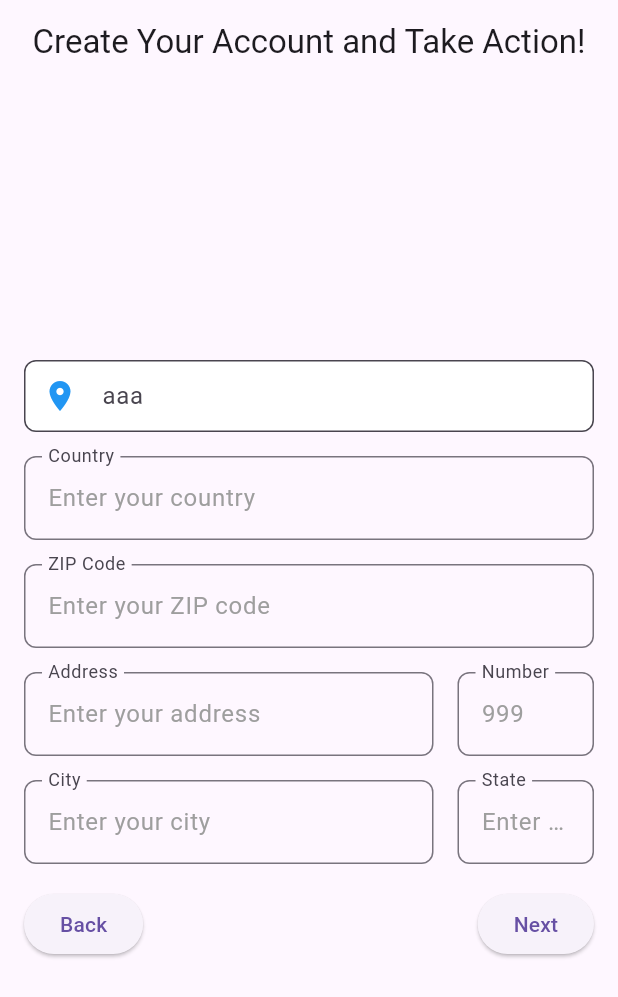
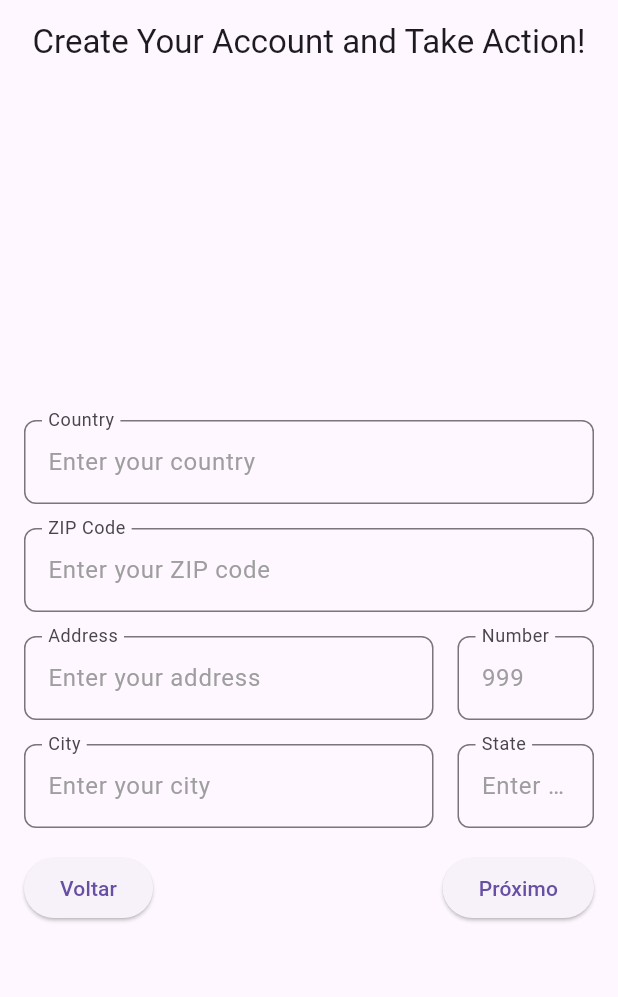
Before and after one commit to joaoconstancio1/genie_luck, a Flutter app: the screen it shows after launch, swiped to page 2, on a phone screen of 412 x 824 dp. Shown: the top 997 px of the screen. Run offline on Flutter 3.47's test engine with Material 3 defaults, Android fonts, the phone set to English and light mode, and no system bars; our stand-ins replace dio, equatable, flutter_bloc, get_it, go_router, result_dart; missing offline and left inert: flutter_google_maps_webservices.

```diff
--- a/lib/modules/register/presenter/cubit/register_states.dart
+++ b/lib/modules/register/presenter/cubit/register_states.dart
@@ -1,84 +1,31 @@
 import 'package:equatable/equatable.dart';
-import 'package:flutter_google_maps_webservices/places.dart';
 import 'package:genie_luck/core/models/user_model.dart';
 
-abstract class RegisterState extends Equatable {
+sealed class RegisterState extends Equatable {
   const RegisterState();
-
   @override
   List<Object?> get props => [];
 }
 
-class RegisterInitialState extends RegisterState {
+final class RegisterInitialState extends RegisterState {
   const RegisterInitialState();
 }
 
-class RegisterLoadingState extends RegisterState {
+final class RegisterLoadingState extends RegisterState {
   const RegisterLoadingState();
 }
 
-class RegisterSuccessState extends RegisterState {
+final class RegisterErrorState extends RegisterState {
+  final Exception exception;
+
+  const RegisterErrorState(this.exception);
+}
+
+final class RegisterSuccessState extends RegisterState {
+  const RegisterSuccessState({required this.data});
+
   final UserModel data;
-
-  const RegisterSuccessState({required this.data});
 
   @override
   List<Object?> get props => [data];
 }
-
-class RegisterErrorState extends RegisterState {
-  final Exception exception;
-
-  const RegisterErrorState(this.exception);
-
-  @override
-  List<Object?> get props => [exception];
-}
-
-class SearchPlacesLoadingState extends RegisterState {
-  const SearchPlacesLoadingState();
-}
-
-class SearchPlacesSuccessState extends RegisterState {
-  final List<Prediction> predictions;
-
-  const SearchPlacesSuccessState(this.predictions);
-
-  @override
-  List<Object?> get props => [predictions];
-}
-
-class SearchPlacesErrorState extends RegisterState {
-  final String error;
-
-  const SearchPlacesErrorState(this.error);
-
-  @override
-  List<Object?> get props => [error];
-}
-
-class PlaceDetailsLoadingState extends RegisterState {
-  const PlaceDetailsLoadingState();
-}
-
-class PlaceDetailsSuccessState extends RegisterState {
-  final Map<String, String> addressData;
-  final String formattedAddress;
-
-  const PlaceDetailsSuccessState({
-    required this.addressData,
-    required this.formattedAddress,
-  });
-
-  @override
-  List<Object?> get props => [addressData, formattedAddress];
-}
-
-class PlaceDetailsErrorState extends RegisterState {
-  final String error;
-
-  const PlaceDetailsErrorState(this.error);
-
-  @override
-  List<Object?> get props => [error];
-}
--- a/lib/modules/register/presenter/pages/register_page.dart
+++ b/lib/modules/register/presenter/pages/register_page.dart
@@ -1,16 +1,12 @@
-import 'dart:async';
 import 'package:flutter/material.dart';
 import 'package:flutter_bloc/flutter_bloc.dart';
-import 'package:flutter_google_maps_webservices/places.dart';
 import 'package:genie_luck/core/design/gl_text_form_field.dart';
 import 'package:genie_luck/core/utils/data_picker.dart';
 import 'package:genie_luck/core/utils/validators.dart';
 import 'package:genie_luck/l10n/generated/app_localizations.dart';
 import 'package:genie_luck/core/models/user_model.dart';
 import 'package:genie_luck/modules/register/presenter/cubit/register_cubit.dart';
-import 'package:genie_luck/modules/register/presenter/cubit/register_states.dart';
 import 'package:get_it/get_it.dart';
-import 'package:uuid/uuid.dart';
 
 class RegisterPage extends StatelessWidget {
   const RegisterPage({super.key});
@@ -70,8 +66,6 @@ class _RegisterPageViewState extends State<RegisterPageView> {
   bool _acceptTerms = false;
   bool? _receivePromotions = false;
   DateTime? selectedDate;
-  String _sessionToken = const Uuid().v4();
-  Timer? _debounceTimer;
 
   @override
   void initState() {
@@ -79,39 +73,12 @@ class _RegisterPageViewState extends State<RegisterPageView> {
     _dataPicker = DataPicker(dateController: _dateController);
   }
 
-  // Debounced search function
-  void _onSearchChanged(String value) {
-    _debounceTimer?.cancel();
-    _debounceTimer = Timer(const Duration(milliseconds: 300), () {
-      context.read<RegisterCubit>().searchPlaces(value, _sessionToken);
-    });
-  }
-
   @override
   Widget build(BuildContext context) {
     final AppLocalizations locale = AppLocalizations.of(context)!;
 
-    return BlocListener<RegisterCubit, RegisterState>(
-      listener: (context, state) {
-        if (state is PlaceDetailsSuccessState) {
-          setState(() {
-            _googlePlacesSearchController.text = state.formattedAddress;
-            _countryController.text = state.addressData['country'] ?? '';
-            _zipCodeController.text = state.addressData['postalCode'] ?? '';
-            _addressController.text = state.addressData['street'] ?? '';
-            _cityController.text = state.addressData['city'] ?? '';
-            _stateController.text = state.addressData['state'] ?? '';
-            _sessionToken = const Uuid().v4();
-          });
-        }
-      },
-      child: BlocBuilder<RegisterCubit, RegisterState>(
-        builder: (context, state) {
     return Scaffold(
-            appBar: AppBar(
-              centerTitle: true,
-              title: Text(locale.registerTitle),
-            ),
+      appBar: AppBar(centerTitle: true, title: Text(locale.registerTitle)),
       body: SafeArea(
         child: Form(
           key: _formKey,
@@ -120,14 +87,11 @@ class _RegisterPageViewState extends State<RegisterPageView> {
             physics: const NeverScrollableScrollPhysics(),
             children: [
               _buildPersonalInfoPage(context, locale),
-                    _buildContactAddressPage(context, locale, state),
-                    _buildTermsConfirmationPage(context, locale, state),
+              _buildContactAddressPage(context, locale),
+              _buildTermsConfirmationPage(context, locale),
             ],
           ),
         ),
-            ),
-          );
-        },
       ),
     );
   }
@@ -215,7 +179,7 @@ class _RegisterPageViewState extends State<RegisterPageView> {
                     );
                   }
                 },
-                child: Text(locale.next),
+                child: const Text('Próximo'),
               ),
             ],
           ),
@@ -228,13 +192,7 @@ class _RegisterPageViewState extends State<RegisterPageView> {
   Widget _buildContactAddressPage(
     BuildContext context,
     AppLocalizations locale,
-    RegisterState state,
   ) {
-    List<Prediction> predictions = [];
-    if (state is SearchPlacesSuccessState) {
-      predictions = state.predictions;
-    }
-
     return Padding(
       padding: const EdgeInsets.all(16.0),
       child: Center(
@@ -243,61 +201,6 @@ class _RegisterPageViewState extends State<RegisterPageView> {
           child: ListView(
             shrinkWrap: true,
             children: [
-              TextField(
-                controller: _googlePlacesSearchController,
-                decoration: InputDecoration(
-                  hintText: 'aaa',
-                  prefixIcon: const Icon(Icons.location_on, color: Colors.blue),
-                  border: OutlineInputBorder(
-                    borderRadius: BorderRadius.circular(8),
-                  ),
-                  filled: true,
-                  fillColor: Colors.white,
-                  contentPadding: const EdgeInsets.symmetric(vertical: 0),
-                ),
-                onChanged: _onSearchChanged,
-              ),
-              if (state is SearchPlacesErrorState)
-                Padding(
-                  padding: const EdgeInsets.all(8.0),
-                  child: Text(
-                    state.error,
-                    style: const TextStyle(color: Colors.red),
-                  ),
-                ),
-              if (predictions.isNotEmpty)
-                Container(
-                  constraints: const BoxConstraints(maxHeight: 200),
-                  margin: const EdgeInsets.only(top: 8),
-                  decoration: BoxDecoration(
-                    color: Colors.white,
-                    borderRadius: BorderRadius.circular(8),
-                    boxShadow: [
-                      BoxShadow(
-                        color: Colors.grey.withOpacity(0.2),
-                        spreadRadius: 1,
-                        blurRadius: 5,
-                      ),
-                    ],
-                  ),
-                  child: ListView.builder(
-                    shrinkWrap: true,
-                    itemCount: predictions.length,
-                    itemBuilder: (context, index) {
-                      final prediction = predictions[index];
-                      return ListTile(
-                        title: Text(
-                          prediction.description ?? 'Descrição indisponível',
-                        ),
-                        onTap:
-                            () => context.read<RegisterCubit>().getPlaceDetails(
-                              prediction.placeId ?? '',
-                              _sessionToken,
-                            ),
-                      );
-                    },
-                  ),
-                ),
               const SizedBox(height: 16),
               GlTextFormField(
                 controller: _countryController,
@@ -360,27 +263,6 @@ class _RegisterPageViewState extends State<RegisterPageView> {
                   ),
                 ],
               ),
-              if (state is PlaceDetailsLoadingState)
-                const Padding(
-                  padding: EdgeInsets.all(8.0),
-                  child: Center(child: CircularProgressIndicator()),
-                )
-              else if (state is PlaceDetailsErrorState)
-                Padding(
-                  padding: const EdgeInsets.all(8.0),
-                  child: Text(
-                    state.error,
-                    style: const TextStyle(color: Colors.red),
-                  ),
-                )
-              else if (state is PlaceDetailsSuccessState)
-                Padding(
-                  padding: const EdgeInsets.all(8.0),
-                  child: Text(
-                    'addreselected',
-                    style: const TextStyle(color: Colors.green),
-                  ),
-                ),
               const SizedBox(height: 16),
               Row(
                 mainAxisAlignment: MainAxisAlignment.spaceBetween,
@@ -392,7 +274,7 @@ class _RegisterPageViewState extends State<RegisterPageView> {
                         curve: Curves.easeIn,
                       );
                     },
-                    child: Text(locale.back),
+                    child: const Text('Voltar'),
                   ),
                   ElevatedButton(
                     onPressed: () {
@@ -401,7 +283,7 @@ class _RegisterPageViewState extends State<RegisterPageView> {
                         curve: Curves.easeIn,
                       );
                     },
-                    child: Text(locale.next),
+                    child: const Text('Próximo'),
                   ),
                 ],
               ),
@@ -416,7 +298,6 @@ class _RegisterPageViewState extends State<RegisterPageView> {
   Widget _buildTermsConfirmationPage(
     BuildContext context,
     AppLocalizations locale,
-    RegisterState state,
   ) {
     return Padding(
       padding: const EdgeInsets.all(16.0),
@@ -426,18 +307,6 @@ class _RegisterPageViewState extends State<RegisterPageView> {
           child: ListView(
             shrinkWrap: true,
             children: [
-              if (state is RegisterLoadingState)
-                const Center(child: CircularProgressIndicator())
-              else if (state is RegisterErrorState)
-                Center(
-                  child: Text(
-                    'Erro ao registrar: ${state.exception}',
-                    style: const TextStyle(color: Colors.red),
-                  ),
-                )
-              else if (state is RegisterSuccessState)
-                const Center(child: Text('Registro realizado com sucesso!'))
-              else
               Column(
                 children: [
                   CheckboxListTile(
@@ -478,7 +347,7 @@ class _RegisterPageViewState extends State<RegisterPageView> {
                     curve: Curves.easeIn,
                   );
                 },
-                child: Text(locale.back),
+                child: const Text('Voltar'),
               ),
             ],
           ),
@@ -491,7 +360,7 @@ class _RegisterPageViewState extends State<RegisterPageView> {
     if (_formKey.currentState?.validate() ?? false) {
       if (!_acceptTerms) {
         ScaffoldMessenger.of(context).showSnackBar(
-          SnackBar(
+          const SnackBar(
             content: Text('Você deve aceitar os termos para continuar.'),
           ),
         );
@@ -519,7 +388,6 @@ class _RegisterPageViewState extends State<RegisterPageView> {
 
   @override
   void dispose() {
-    _debounceTimer?.cancel();
     _nameController.dispose();
     _emailController.dispose();
     _passwordController.dispose();
```
Also changed, not shown: lib/modules/register/presenter/cubit/register_cubit.dart (+24 -70 lines). Lines whose indentation alone changed are shown as unchanged.
